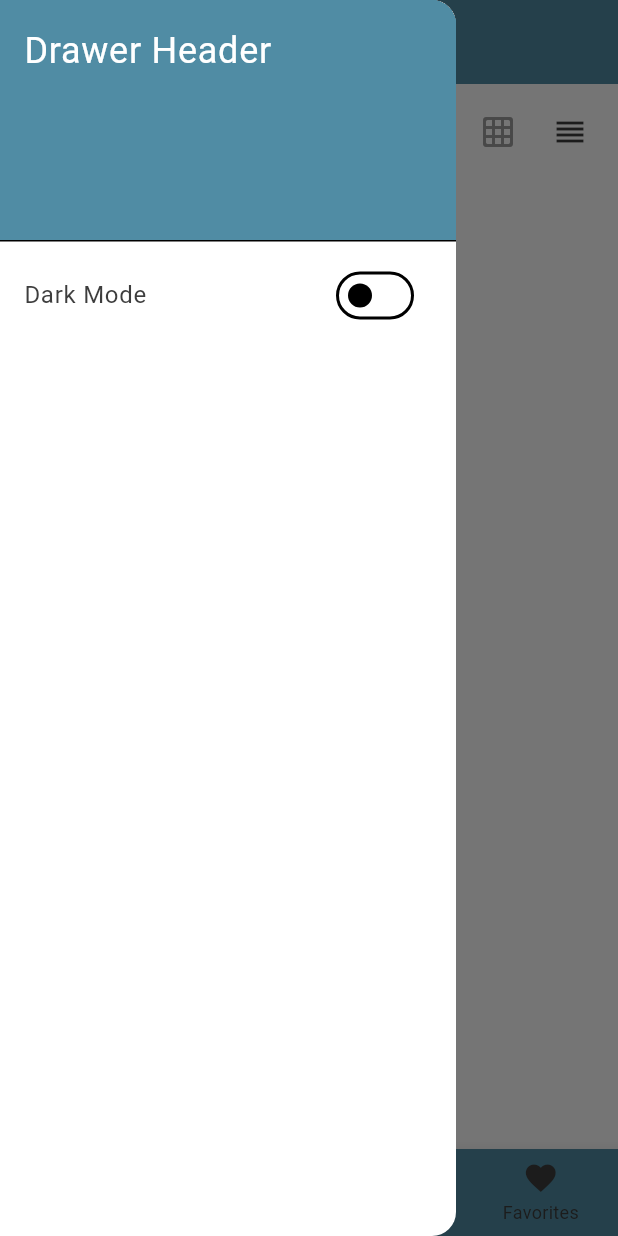
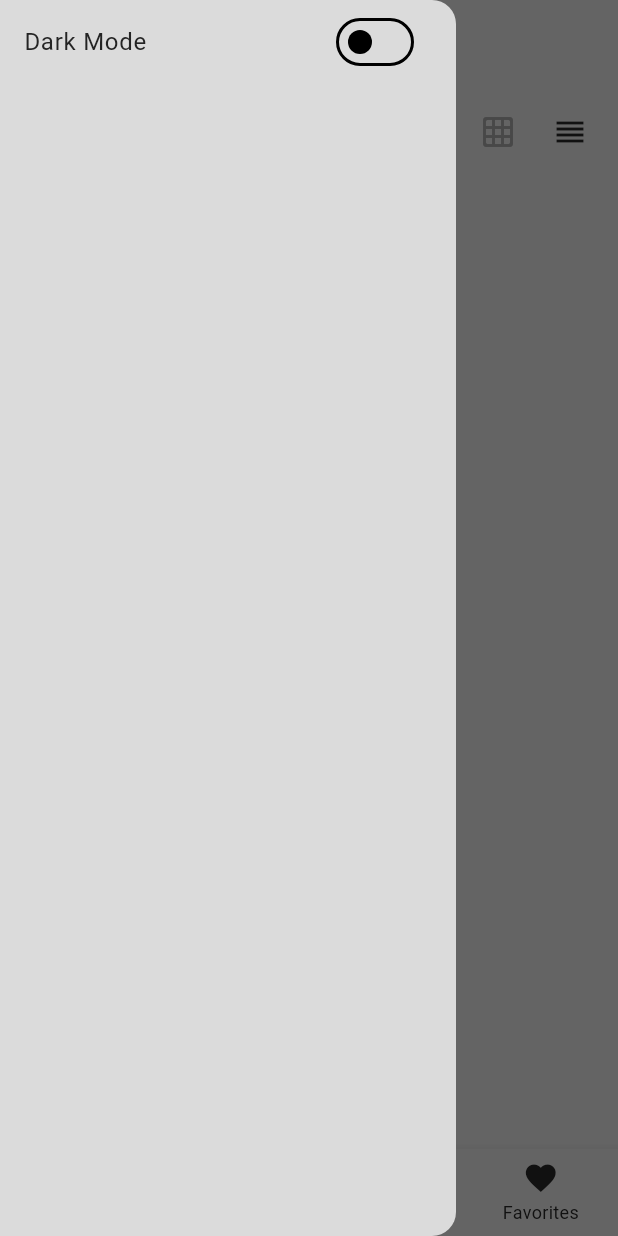
Before and after one commit to pzavros/SuperMarketPlace, a Flutter app: the screen it shows after launch, with the side drawer open, on a phone screen of 412 x 824 dp. Run offline on Flutter 3.47's test engine with Material 3 defaults, Android fonts, the phone set to English and light mode, and no system bars; our stand-ins replace cloud_firestore, firebase_core; accounts and stored records are empty.

Commit message:
Minor Changes

```diff
--- a/lib/components/appBar.dart
+++ b/lib/components/appBar.dart
@@ -18,7 +18,7 @@ class CustomAppBar extends StatelessWidget implements PreferredSizeWidget {
       title: Text(
         title,
         style: TextStyle(
-          color: theme.brightness == Brightness.dark ? light5 : dark1, // light5 for dark mode, dark1 for light mode
+          color: theme.brightness == Brightness.dark ? light4 : dark4, // light5 for dark mode, dark1 for light mode
         ),
       ),
       backgroundColor: theme.primaryColor, // Use the primary color of the theme
--- a/lib/components/bottomNavBar.dart
+++ b/lib/components/bottomNavBar.dart
@@ -24,9 +24,9 @@ class _CustomBottomNavBarState extends State<CustomBottomNavBar> {
 
     return BottomNavigationBar(
       type: BottomNavigationBarType.fixed,
-      backgroundColor: isDarkMode ? dark1 : light3,
-      selectedItemColor: isDarkMode ? light5 : light1,
-      unselectedItemColor: isDarkMode ? dark3 : dark1,
+      backgroundColor: isDarkMode ? dark1 : light5,
+      selectedItemColor: isDarkMode ? light2 : light2,
+      unselectedItemColor: isDarkMode ? light5 : dark1,
       currentIndex: widget.currentIndex,
       onTap: widget.onItemSelected,
       items: const [
--- a/lib/main.dart
+++ b/lib/main.dart
@@ -57,22 +57,10 @@ class _MyAppState extends State<MyApp> {
       home: Scaffold(
         appBar: CustomAppBar(title: 'App Title'),
         drawer: Drawer(
-          backgroundColor: _themeMode == ThemeMode.light ? light5 : dark2, // White in light mode, black in dark mode
+          backgroundColor: _themeMode == ThemeMode.light ? light5 : dark4, // White in light mode, black in dark mode
           child: ListView(
             padding: EdgeInsets.zero,
             children: <Widget>[
-              DrawerHeader(
-                decoration: BoxDecoration(
-                  color: _themeMode == ThemeMode.light ? light3 : dark1,
-                ),
-                child: Text(
-                  'Drawer Header',
-                  style: TextStyle(
-                    color: _themeMode == ThemeMode.light ? light5 : light5,
-                    fontSize: 24,
-                  ),
-                ),
-              ),
               ListTile(
                 title: Text('Dark Mode',
                   style: TextStyle(
--- a/lib/styles/mainStyle.dart
+++ b/lib/styles/mainStyle.dart
@@ -1,22 +1,22 @@
 import 'package:flutter/material.dart';
 
 // Light Mode Colors
-const Color light1 = Color(0xFFBFD7EA); //primary
-const Color light2 = Color(0xFF91AEC1); //secondary
-const Color light3 = Color(0xFF508CA4); //3th
-const Color light4 = Color(0xFF005453); //4th
-const Color light5 = Color(0xFFFFFFFF); //5th
+const Color light1 = Color(0xFFFFD83D); //primary
+const Color light2 = Color(0xFFFF8400); //secondary
+const Color light3 = Color(0xFF5A7C7C); //3th
+const Color light4 = Color(0xFF5A7C7C); //4th
+const Color light5 = Color(0xFFDBDBDB); //5th
 
 // Dark Mode Colors
-const Color dark1 = Color(0xFF3d3d3d);
-const Color dark2 = Color(0xFF2A4A5B);
-const Color dark3 = Color(0xFF2D5A6D);
-const Color dark4 = Color(0xFF002829);
-const Color dark5 = Color(0xFF767676);
+const Color dark1 = Color(0xFF242424);
+const Color dark2 = Color(0xFFFFD83D);
+const Color dark3 = Color(0xFFFF8400);
+const Color dark4 = Color(0xFF83A5A5);
+const Color dark5 = Color(0xFF83A5A5);
 
 // Light Theme
 final ThemeData lightTheme = ThemeData(
-  primaryColor: light3,
+  primaryColor: light5,
   scaffoldBackgroundColor: light5,
   appBarTheme: AppBarTheme(
     color: light5,
```
Also changed, not shown: lib/components/grocery.dart (indentation only), pubspec.lock.
